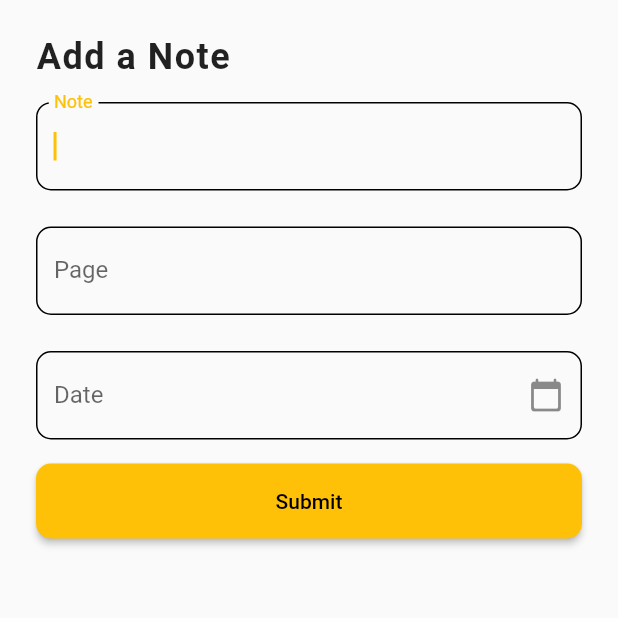
After one commit to tsaniarisqi/final-projek-TSA, a Flutter app: the AddNote screen opened directly, on a phone screen of 412 x 824 dp, the top half of it. The commit adds this screen. Run offline on Flutter 3.47's test engine with Material 2 defaults, Android fonts, the phone set to English and light mode, and no system bars; our stand-ins replace auto_size_text, cloud_firestore, firebase_auth, firebase_core, percent_indicator; accounts and stored records are empty; network calls fail.

Commit message:
fitur add notes

```diff
--- /dev/null
+++ b/lib/pages/add_note_page.dart
@@ -0,0 +1,156 @@
+import 'package:final_projek/services/database/note.dart';
+import 'package:flutter/material.dart';
+import 'package:intl/intl.dart';
+
+class AddNote extends StatefulWidget {
+  final documentId;
+  const AddNote({Key? key, this.documentId}) : super(key: key);
+
+  @override
+  State<AddNote> createState() => _AddNoteState();
+}
+
+class _AddNoteState extends State<AddNote> {
+  final noteController = TextEditingController();
+  final pageController = TextEditingController();
+  final dateController = TextEditingController();
+
+  DateTime? _dateTime;
+
+  void _showDatePicker() {
+    showDatePicker(
+      context: context,
+      initialDate: DateTime.now(),
+      firstDate: DateTime(2000),
+      lastDate: DateTime(2050),
+    ).then((value) {
+      setState(() {
+        _dateTime = value!;
+        dateController.text = DateFormat('dd MMM yyyy').format(_dateTime!);
+      });
+    });
+  }
+
+  @override
+  Widget build(BuildContext context) {
+    return SafeArea(
+      child: Scaffold(
+        body: Form(
+          child: Padding(
+            padding: const EdgeInsets.all(24.0),
+            child: Column(
+              crossAxisAlignment: CrossAxisAlignment.start,
+              children: [
+                // title form
+                const Text(
+                  'Add a Note',
+                  style: TextStyle(
+                      fontSize: 24,
+                      fontWeight: FontWeight.bold,
+                      letterSpacing: 1),
+                ),
+                const SizedBox(
+                  height: 8,
+                ),
+                const SizedBox(
+                  height: 8,
+                ),
+                TextFormField(
+                  autofocus: true,
+                  controller: noteController,
+                  decoration: InputDecoration(
+                    labelText: 'Note',
+                    enabledBorder: OutlineInputBorder(
+                      borderRadius: BorderRadius.circular(10.0),
+                    ),
+                    focusedBorder: OutlineInputBorder(
+                      borderRadius: BorderRadius.circular(10.0),
+                    ),
+                  ),
+                ),
+                const SizedBox(
+                  height: 16,
+                ),
+
+                // Page form
+                const SizedBox(
+                  height: 8,
+                ),
+                TextFormField(
+                  keyboardType: TextInputType.number,
+                  autofocus: true,
+                  controller: pageController,
+                  decoration: InputDecoration(
+                    labelText: 'Page',
+                    enabledBorder: OutlineInputBorder(
+                      borderRadius: BorderRadius.circular(10.0),
+                    ),
+                    focusedBorder: OutlineInputBorder(
+                      borderRadius: BorderRadius.circular(10.0),
+                    ),
+                  ),
+                ),
+                const SizedBox(
+                  height: 16,
+                ),
+
+                // date
+                const SizedBox(
+                  height: 8,
+                ),
+                TextField(
+                  autofocus: true,
+                  controller: dateController,
+                  decoration: InputDecoration(
+                    labelText: 'Date',
+                    suffixIcon: Icon(Icons.calendar_today_rounded),
+                    enabledBorder: OutlineInputBorder(
+                      borderRadius: BorderRadius.circular(10.0),
+                    ),
+                    focusedBorder: OutlineInputBorder(
+                      borderRadius: BorderRadius.circular(10.0),
+                    ),
+                    hintText: 'Choose Date',
+                  ),
+                  onTap: () {
+                    // Below line stops keyboard from appearing
+                    FocusScope.of(context).requestFocus(FocusNode());
+                    _showDatePicker();
+                  },
+                ),
+                const SizedBox(
+                  height: 16,
+                ),
+
+                // submit button
+                Container(
+                  width: double.infinity,
+                  height: 50,
+                  child: ElevatedButton(
+                    onPressed: () async {
+                      await Note.addNote(
+                        note: noteController.text,
+                        page: int.tryParse(pageController.text),
+                        date: dateController.text,
+                        docId: widget.documentId,
+                      );
+                      Navigator.pop(context);
+                    },
+                    child: const Text(
+                      'Submit',
+                    ),
+                    style: ElevatedButton.styleFrom(
+                      shape: RoundedRectangleBorder(
+                        borderRadius: BorderRadius.circular(10),
+                      ),
+                    ),
+                  ),
+                ),
+              ],
+            ),
+          ),
+        ),
+      ),
+    );
+  }
+}
--- a/lib/pages/detail/currently_reading_page.dart
+++ b/lib/pages/detail/currently_reading_page.dart
@@ -1,3 +1,4 @@
+import 'package:final_projek/pages/add_note_page.dart';
 import 'package:final_projek/pages/edit_book_page.dart';
 import 'package:final_projek/services/database/book.dart';
 import 'package:flutter/material.dart';
@@ -110,6 +111,19 @@ class _DetailCurrentlyReadingBookState
               },
             ),
           ],
+        ),
+        floatingActionButton: FloatingActionButton(
+          foregroundColor: Colors.white,
+          child: const Icon(Icons.add),
+          onPressed: () {
+            Navigator.of(context).push(
+              MaterialPageRoute(
+                builder: (context) => AddNote(
+                  documentId: widget.documentId,
+                ),
+              ),
+            );
+          },
         ),
         body: Padding(
           padding: const EdgeInsets.all(8),
--- /dev/null
+++ b/lib/services/database/note.dart
@@ -0,0 +1,32 @@
+import 'package:cloud_firestore/cloud_firestore.dart';
+import 'package:firebase_auth/firebase_auth.dart';
+
+final FirebaseFirestore _firestore = FirebaseFirestore.instance;
+final CollectionReference _mainCollection =
+    _firestore.collection('readingList');
+final user = FirebaseAuth.instance.currentUser;
+
+class Note {
+  static Future<void> addNote({
+    String? note,
+    int? page,
+    String? date,
+    String? docId,
+  }) async {
+    DocumentReference documentReferencer =
+        _mainCollection.doc(user?.uid).collection('books').doc(docId);
+
+    Map<String, dynamic> data = <String, dynamic>{
+      'note': note,
+      'page': page,
+      'date': date,
+    };
+
+    await documentReferencer
+        .collection('notes')
+        .doc()
+        .set(data)
+        .whenComplete(() => print("Book detail added to the database"))
+        .catchError((e) => print(e));
+  }
+}
--- a/pubspec.yaml
+++ b/pubspec.yaml
@@ -40,6 +40,7 @@ dependencies:
   google_sign_in: ^5.4.2
   cloud_firestore: ^3.5.1
   cloud_firestore_web: ^2.8.10
+  intl: ^0.17.0
 
 dev_dependencies:
   flutter_test:
```
Also changed, not shown: pubspec.lock.
